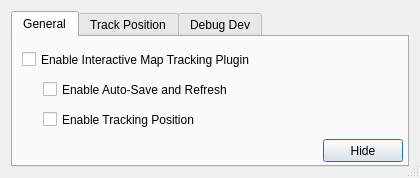
Before: the Qt Designer form interactive_map_tracking_dialog_base.ui in Remi-C/interactive_map_tracking, drawn with Qt 5.
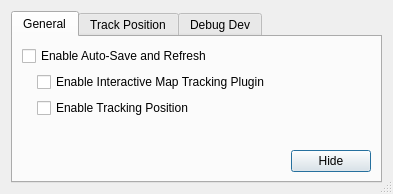
After: the same form once the commit is applied. The open tabs and pages were chosen to show the change. Icons and pictures are not drawn.

Commit message: update GUI, resizable and Qt layout more stable

What changed in the file:
```diff
--- a/interactive_map_tracking_dialog_base.ui
+++ b/interactive_map_tracking_dialog_base.ui
@@ -6,10 +6,16 @@
    <rect>
     <x>0</x>
     <y>0</y>
-    <width>420</width>
-    <height>178</height>
+    <width>393</width>
+    <height>194</height>
    </rect>
   </property>
+  <property name="minimumSize">
+   <size>
+    <width>393</width>
+    <height>194</height>
+   </size>
+  </property>
   <property name="acceptDrops">
    <bool>true</bool>
   </property>
@@ -36,58 +42,95 @@
       <attribute name="title">
        <string>General</string>
       </attribute>
+      <layout class="QGridLayout" name="gridLayout">
+       <item row="1" column="1" rowspan="2">
+        <spacer name="verticalSpacer_3">
+         <property name="orientation">
+          <enum>Qt::Vertical</enum>
+         </property>
+         <property name="sizeHint" stdset="0">
+          <size>
+           <width>20</width>
+           <height>36</height>
+          </size>
+         </property>
+        </spacer>
+       </item>
+       <item row="0" column="0" colspan="3">
+        <layout class="QFormLayout" name="formLayout_6">
+         <property name="fieldGrowthPolicy">
+          <enum>QFormLayout::AllNonFixedFieldsGrow</enum>
+         </property>
+         <item row="0" column="0">
       <widget class="QCheckBox" name="enableAutoSave">
-       <property name="geometry">
-        <rect>
-         <x>30</x>
-         <y>42</y>
-         <width>215</width>
-         <height>21</height>
-        </rect>
-       </property>
        <property name="text">
         <string>Enable Auto-Save and Refresh</string>
        </property>
       </widget>
-      <widget class="QCheckBox" name="enablePlugin">
-       <property name="geometry">
-        <rect>
-         <x>9</x>
-         <y>12</y>
-         <width>271</width>
-         <height>21</height>
-        </rect>
-       </property>
-       <property name="text">
-        <string>Enable Interactive Map Tracking Plugin</string>
-       </property>
-      </widget>
+         </item>
+         <item row="1" column="0">
+          <layout class="QFormLayout" name="formLayout_4">
+           <property name="formAlignment">
+            <set>Qt::AlignRight|Qt::AlignTop|Qt::AlignTrailing</set>
+           </property>
+           <property name="horizontalSpacing">
+            <number>5</number>
+           </property>
+           <property name="leftMargin">
+            <number>15</number>
+           </property>
+           <item row="1" column="0">
       <widget class="QCheckBox" name="enableTrackPosition">
-       <property name="geometry">
-        <rect>
-         <x>30</x>
-         <y>72</y>
-         <width>177</width>
-         <height>21</height>
-        </rect>
-       </property>
        <property name="text">
         <string>Enable Tracking Position</string>
        </property>
       </widget>
+           </item>
+           <item row="0" column="0">
+            <widget class="QCheckBox" name="enablePlugin">
+             <property name="text">
+              <string>Enable Interactive Map Tracking Plugin</string>
+             </property>
+            </widget>
+           </item>
+          </layout>
+         </item>
+        </layout>
+       </item>
+       <item row="2" column="0">
+        <spacer name="horizontalSpacer">
+         <property name="orientation">
+          <enum>Qt::Horizontal</enum>
+         </property>
+         <property name="sizeHint" stdset="0">
+          <size>
+           <width>40</width>
+           <height>20</height>
+          </size>
+         </property>
+        </spacer>
+       </item>
+       <item row="0" column="3" rowspan="2">
+        <spacer name="verticalSpacer_2">
+         <property name="orientation">
+          <enum>Qt::Vertical</enum>
+         </property>
+         <property name="sizeHint" stdset="0">
+          <size>
+           <width>28</width>
+           <height>103</height>
+          </size>
+         </property>
+        </spacer>
+       </item>
+       <item row="2" column="2" colspan="2">
       <widget class="QPushButton" name="buttonHide">
-       <property name="geometry">
-        <rect>
-         <x>310</x>
-         <y>102</y>
-         <width>80</width>
-         <height>23</height>
-        </rect>
-       </property>
        <property name="text">
         <string>Hide</string>
        </property>
       </widget>
+       </item>
+      </layout>
      </widget>
      <widget class="QWidget" name="tab_track_position">
       <attribute name="title">
@@ -194,7 +237,7 @@
       <attribute name="title">
        <string>Debug Dev</string>
       </attribute>
-      <layout class="QGridLayout" name="gridLayout">
+      <layout class="QGridLayout" name="gridLayout_3">
        <item row="0" column="0">
         <widget class="QCheckBox" name="enableLogging">
          <property name="text">
```
Left out of the diff: 140 changed lines with no effect on the pictures. Lines whose indentation alone changed are shown as unchanged. The commit also changes 2 other files.
